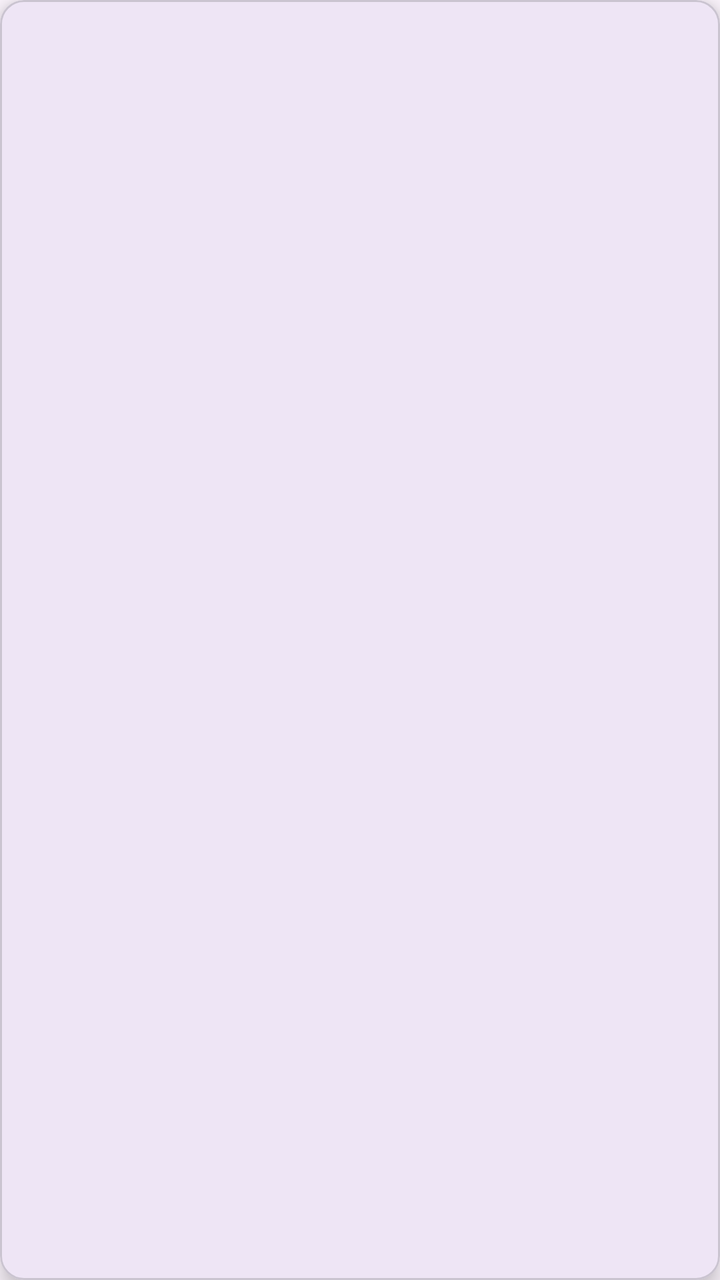
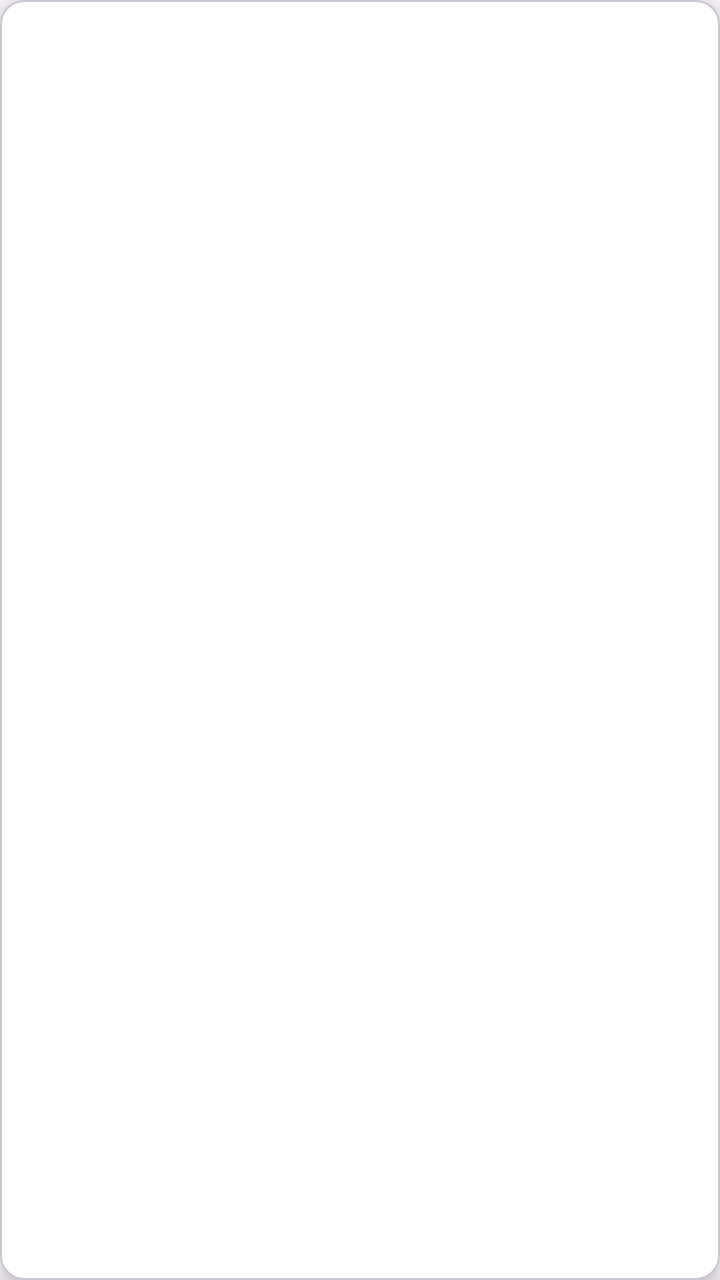

Screens rendered from an Android XML layout before and after an edit, with the pre-edit source and the edit as a unified diff.
<!-- AndroidManifest.xml: application theme Theme.MyApplication -->
<!-- res/layout/item_news.xml -->
<com.google.android.material.card.MaterialCardView
    xmlns:android="http://schemas.android.com/apk/res/android"
    xmlns:app="http://schemas.android.com/apk/res-auto"
    android:layout_width="match_parent"
    android:layout_height="wrap_content"
    android:layout_margin="8dp"
    app:cardCornerRadius="12dp"
    app:cardElevation="6dp">

    <LinearLayout
        android:layout_width="match_parent"
        android:layout_height="wrap_content"
        android:orientation="vertical"
        android:padding="16dp">

        
        <ImageView
            android:id="@+id/newsImageView"
            android:layout_width="match_parent"
            android:layout_height="wrap_content"
            android:adjustViewBounds="true"
            android:scaleType="fitCenter" />

        <TextView
            android:id="@+id/titleTextView"
            android:layout_width="match_parent"
            android:layout_height="wrap_content"
            android:textSize="20sp"
            android:textStyle="bold"
            android:textColor="@android:color/black"
            android:layout_marginTop="8dp"/>

        <TextView
            android:id="@+id/descriptionTextView"
            android:layout_width="match_parent"
            android:layout_height="wrap_content"
            android:textSize="16sp"
            android:textColor="@android:color/darker_gray"
            android:maxLines="2"
            android:ellipsize="end"/>

        
        <TextView
            android:id="@+id/dateTextView"
            android:layout_width="wrap_content"
            android:layout_height="wrap_content"
            android:textSize="14sp"
            android:textColor="@android:color/darker_gray"
            android:layout_marginTop="4dp"/>

        <TextView
            android:id="@+id/sourceTextView"
            android:layout_width="wrap_content"
            android:layout_height="wrap_content"
            android:textSize="12sp"
            android:textStyle="italic"
            android:textColor="@android:color/darker_gray"/>
    </LinearLayout>
</com.google.android.material.card.MaterialCardView>
<!-- resources referenced by this layout -->
<resources>
  <style name="Theme.MyApplication" parent="Base.Theme.MyApplication" />
  <style name="Base.Theme.MyApplication" parent="Theme.Material3.DayNight.NoActionBar">
          
          
      </style>
</resources>

<!-- the commit's change to res/layout/item_news.xml (unified diff, before → after) -->
@@ -5,55 +5,48 @@
     android:layout_height="wrap_content"
     android:layout_margin="8dp"
     app:cardCornerRadius="12dp"
-    app:cardElevation="6dp">
-
+    app:cardElevation="6dp"
+    app:cardBackgroundColor="@color/white">
     <LinearLayout
         android:layout_width="match_parent"
         android:layout_height="wrap_content"
         android:orientation="vertical"
         android:padding="16dp">
-
-        
         <ImageView
             android:id="@+id/newsImageView"
             android:layout_width="match_parent"
             android:layout_height="wrap_content"
             android:adjustViewBounds="true"
             android:scaleType="fitCenter" />
-
         <TextView
             android:id="@+id/titleTextView"
             android:layout_width="match_parent"
             android:layout_height="wrap_content"
             android:textSize="20sp"
             android:textStyle="bold"
-            android:textColor="@android:color/black"
+            android:textColor="@color/text_primary"
             android:layout_marginTop="8dp"/>
-
         <TextView
             android:id="@+id/descriptionTextView"
             android:layout_width="match_parent"
             android:layout_height="wrap_content"
             android:textSize="16sp"
-            android:textColor="@android:color/darker_gray"
+            android:textColor="@color/text_secondary"
             android:maxLines="2"
             android:ellipsize="end"/>
-
-        
         <TextView
             android:id="@+id/dateTextView"
             android:layout_width="wrap_content"
             android:layout_height="wrap_content"
             android:textSize="14sp"
-            android:textColor="@android:color/darker_gray"
+            android:textColor="@color/text_secondary"
             android:layout_marginTop="4dp"/>
-
         <TextView
             android:id="@+id/sourceTextView"
             android:layout_width="wrap_content"
             android:layout_height="wrap_content"
             android:textSize="12sp"
             android:textStyle="italic"
-            android:textColor="@android:color/darker_gray"/>
+            android:textColor="@color/text_secondary"/>
     </LinearLayout>
 </com.google.android.material.card.MaterialCardView>
<!-- resource entries referenced after the edit -->
@@ -1,5 +1,8 @@
 <!-- resources referenced by this layout -->
 <resources>
+  <color name="text_primary">#212121</color>
+  <color name="text_secondary">#757575</color>
+  <color name="white">#FFFFFF</color>
   <style name="Theme.MyApplication" parent="Base.Theme.MyApplication" />
   <style name="Base.Theme.MyApplication" parent="Theme.Material3.DayNight.NoActionBar">
           
